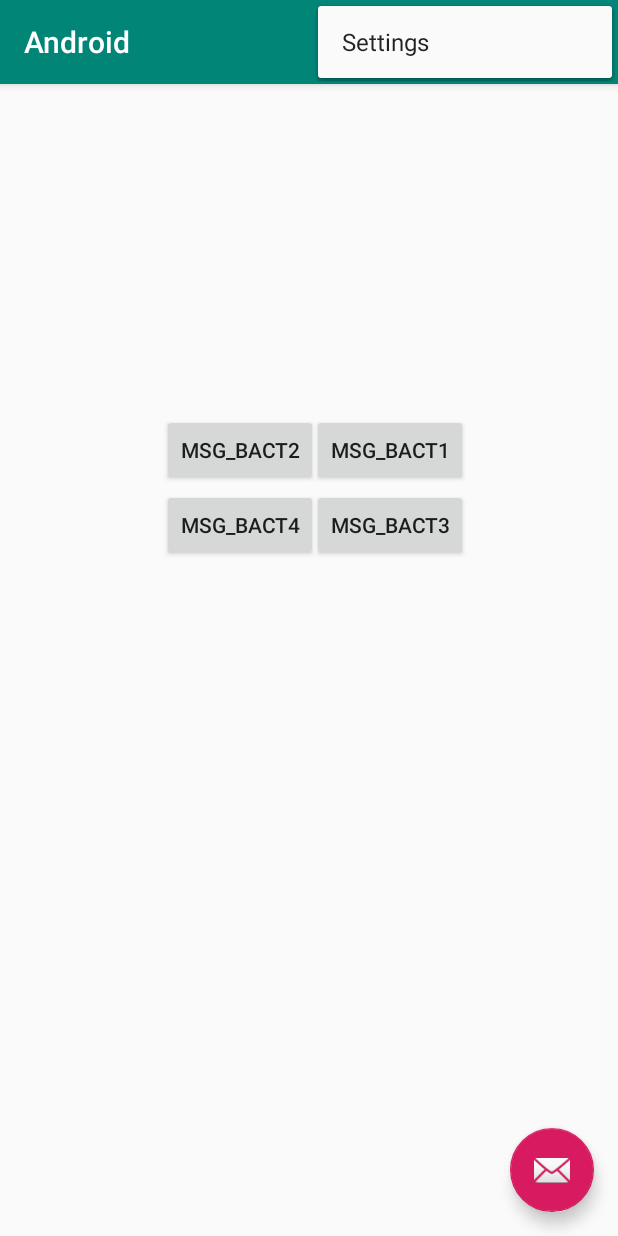
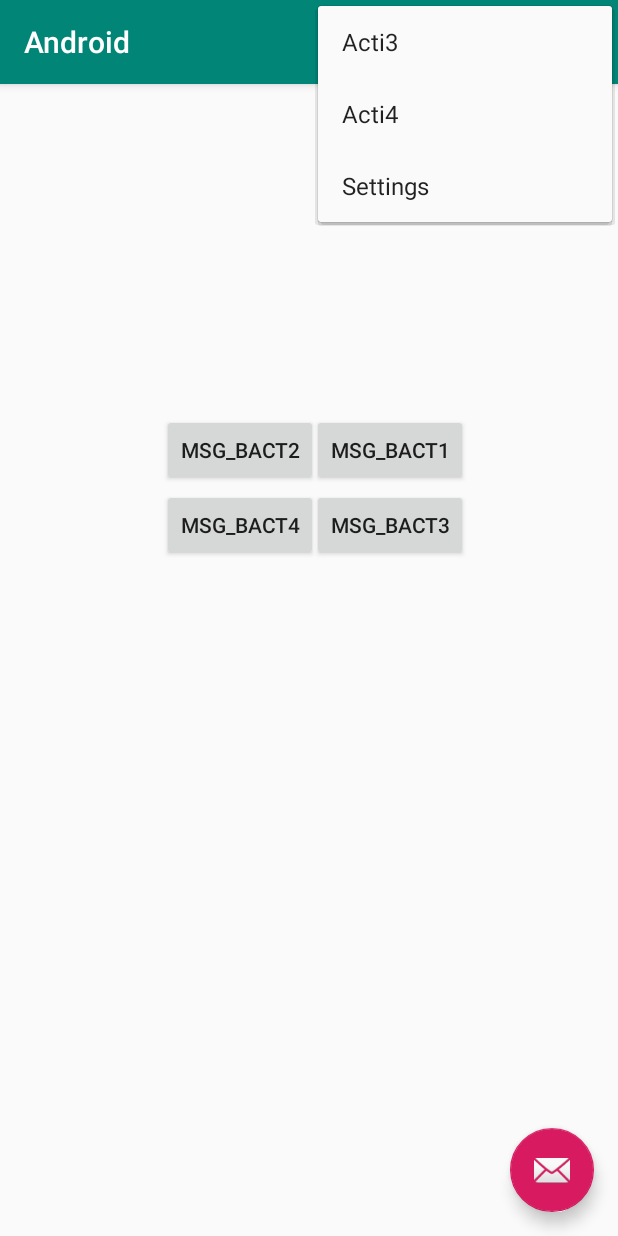
Before and after one commit to MalCaor/AndroidTP, an Android app: the screen it shows after launch (MainActivity), with the options menu open, on a phone screen of 412 x 824 dp. Run offline under Robolectric (Android 15) with nearby library versions, the phone set to English and light mode, and no system bars.

Commit message:
add act1, 2, 3, 4

```diff
--- a/app/src/main/AndroidManifest.xml
+++ b/app/src/main/AndroidManifest.xml
@@ -9,6 +9,10 @@
         android:roundIcon="@mipmap/ic_launcher_round"
         android:supportsRtl="true"
         android:theme="@style/AppTheme">
+        <activity android:name=".Act4"></activity>
+        <activity android:name=".Act3" />
+        <activity android:name=".Act2" />
+        <activity android:name=".Act1" />
         <activity
             android:name=".MainActivity"
             android:label="@string/app_name"
--- a/app/src/main/res/menu/menu_main.xml
+++ b/app/src/main/res/menu/menu_main.xml
@@ -7,4 +7,20 @@
         android:orderInCategory="100"
         android:title="@string/action_settings"
         app:showAsAction="never" />
+    <item
+        android:id="@+id/menu_act1"
+        app:showAsAction="ifRoom|withText"
+        android:title="@string/menu_act1"/>
+    <item
+        android:id="@+id/menu_act2"
+        app:showAsAction="ifRoom|withText"
+        android:title="@string/menu_act2"/>
+    <item
+        android:id="@+id/menu_act3"
+        app:showAsAction="ifRoom|withText"
+        android:title="@string/menu_act3"/>
+    <item
+        android:id="@+id/menu_act4"
+        app:showAsAction="ifRoom|withText"
+        android:title="@string/menu_act4"/>
 </menu>
--- a/app/src/main/res/values/strings.xml
+++ b/app/src/main/res/values/strings.xml
@@ -6,4 +6,8 @@
     <string name="msg_bact2">Activité 2</string>
     <string name="msg_bact3">Activité 3</string>
     <string name="msg_bact4">Activité 4</string>
+    <string name="menu_act1">Acti1</string>
+    <string name="menu_act2">Acti2</string>
+    <string name="menu_act3">Acti3</string>
+    <string name="menu_act4">Acti4</string>
 </resources>
```
Also changed, not shown: app/src/main/java/com/example/android/Act1.java (added, +23 -0 lines), app/src/main/java/com/example/android/Act2.java (added, +22 -0 lines), app/src/main/java/com/example/android/Act3.java (added, +23 -0 lines), app/src/main/java/com/example/android/Act4.java (added, +23 -0 lines), app/src/main/java/com/example/android/MainActivity.java (+17 -10 lines), app/src/main/res/layout/activity_act1.xml (added, +22 -0 lines), app/src/main/res/layout/activity_act2.xml (added, +9 -0 lines), app/src/main/res/layout/activity_act3.xml (added, +9 -0 lines), app/src/main/res/layout/activity_act4.xml (added, +9 -0 lines), 1 other file.
